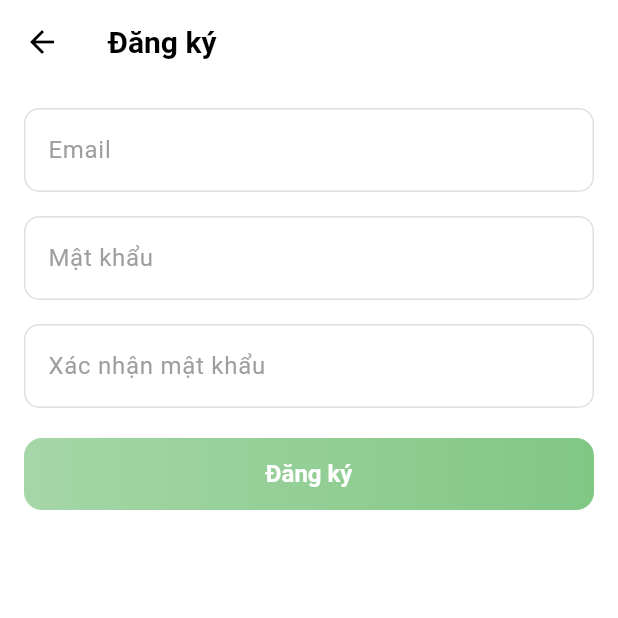
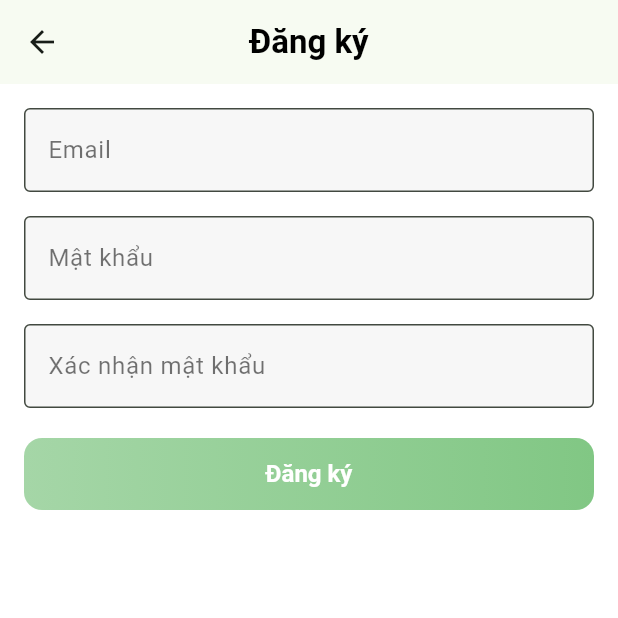
Before and after one commit to Duy1508/Android-app, a Flutter app: the screen it shows after launch, after a tap on "Đăng nhập", after a tap on "Đăng ký", on a phone screen of 412 x 824 dp, the top half of it. Run offline on Flutter 3.47's test engine with Material 3 defaults, Android fonts, the phone set to English and light mode, and no system bars; our stand-ins replace cloud_firestore, firebase_auth, firebase_core, firebase_storage, image_picker; accounts and stored records are empty; network calls fail; Roboto replaces fonts that are missing (Arial).

Commit message:
Theme update 11/12

```diff
--- a/lib/main.dart
+++ b/lib/main.dart
@@ -1,13 +1,19 @@
 import 'package:firebase_core/firebase_core.dart';
 import 'package:flutter/material.dart';
+import 'package:flutter/services.dart';
 import 'screens/welcome_screen.dart';
 import 'firebase_options.dart';
 
 Future<void> main() async {
   WidgetsFlutterBinding.ensureInitialized();
+
+  // Hiển thị sát mép màn hình, tránh khoảng trắng ở status bar trên các máy có notch
+  SystemChrome.setEnabledSystemUIMode(SystemUiMode.edgeToEdge);
+
   await Firebase.initializeApp(
     options: DefaultFirebaseOptions.currentPlatform,
   );
+
   runApp(const MyApp());
 }
 
@@ -18,132 +24,95 @@ class MyApp extends StatelessWidget {
   Widget build(BuildContext context) {
     return MaterialApp(
       title: 'Mạng Xã Hội',
-      theme: ThemeData(
-        brightness: Brightness.light,
-        scaffoldBackgroundColor: Colors.white,
-        fontFamily: 'Arial',
-        colorScheme: ColorScheme.light(
-          background: Colors.white,
-          primary: Color(0xFF81C784),
-          secondary: Color(0xFF4DD0E1),
-          onPrimary: Colors.black,
-        ),
-        textTheme: const TextTheme(
-          titleLarge: TextStyle(
-            color: Colors.black,
-            fontWeight: FontWeight.bold,
-            fontSize: 20,
-          ),
-          bodyLarge: TextStyle(color: Colors.black),
-        ),
-        inputDecorationTheme: InputDecorationTheme(
-          filled: true,
-          fillColor: Colors.white,
-          border: OutlineInputBorder(
-            borderSide: BorderSide(color: Color(0xFFE0E0E0)),
-            borderRadius: BorderRadius.all(Radius.circular(10)),
-          ),
-          enabledBorder: OutlineInputBorder(
-            borderSide: BorderSide(color: Color(0xFFE0E0E0)),
-            borderRadius: BorderRadius.all(Radius.circular(10)),
-          ),
-          focusedBorder: OutlineInputBorder(
-            borderSide: BorderSide(color: Color(0xFF81C784)),
-            borderRadius: BorderRadius.all(Radius.circular(10)),
-          ),
-          hintStyle: TextStyle(color: Color(0xFF9E9E9E)),
-          labelStyle: TextStyle(color: Color(0xFF9E9E9E)),
-        ),
-        textButtonTheme: TextButtonThemeData(
-          style: TextButton.styleFrom(
-            foregroundColor: Color(0xFF4DD0E1), // Link chính
-            textStyle: const TextStyle(fontWeight: FontWeight.normal),
-          ),
-        ),
-        elevatedButtonTheme: ElevatedButtonThemeData(
-          style: ButtonStyle(
-            padding: MaterialStateProperty.all(
-                const EdgeInsets.symmetric(vertical: 14, horizontal: 28)),
-            textStyle: MaterialStateProperty.all(
-              const TextStyle(fontSize: 16, fontWeight: FontWeight.bold),
-            ),
-            shape: MaterialStateProperty.all(
-              RoundedRectangleBorder(borderRadius: BorderRadius.circular(12)),
-            ),
-            foregroundColor: MaterialStateProperty.all(Colors.white),
-            backgroundColor: MaterialStateProperty.all(
-              const Color(0xFF81C784),
-            ),
-            overlayColor: MaterialStateProperty.all(
-              const Color(0xFFA5D6A7),
-            ),
-          ),
-        ),
-      ),
-      darkTheme: ThemeData(
-        brightness: Brightness.dark,
-        scaffoldBackgroundColor: Colors.black,
-        fontFamily: 'Arial',
-        colorScheme: ColorScheme.dark(
-          background: Colors.black,
-          primary: Color(0xFF81C784),
-          secondary: Color(0xFF4DD0E1),
-          onPrimary: Colors.white,
-        ),
-        textTheme: const TextTheme(
-          titleLarge: TextStyle(
-            color: Colors.white,
-            fontWeight: FontWeight.bold,
-            fontSize: 20,
-          ),
-          bodyLarge: TextStyle(color: Colors.white),
-        ),
-        inputDecorationTheme: InputDecorationTheme(
-          filled: true,
-          fillColor: Color(0xFF262626),
-          border: OutlineInputBorder(
-            borderSide: BorderSide(color: Color(0xFFE0E0E0)),
-            borderRadius: BorderRadius.all(Radius.circular(10)),
-          ),
-          enabledBorder: OutlineInputBorder(
-            borderSide: BorderSide(color: Color(0xFFE0E0E0)),
-            borderRadius: BorderRadius.all(Radius.circular(10)),
-          ),
-          focusedBorder: OutlineInputBorder(
-            borderSide: BorderSide(color: Color(0xFF81C784)),
-            borderRadius: BorderRadius.all(Radius.circular(10)),
-          ),
-          hintStyle: TextStyle(color: Color(0xFF9E9E9E)),
-          labelStyle: TextStyle(color: Color(0xFF9E9E9E)),
-        ),
-        textButtonTheme: TextButtonThemeData(
-          style: TextButton.styleFrom(
-            foregroundColor: Color(0xFF4DD0E1), // Link chính
-            textStyle: const TextStyle(fontWeight: FontWeight.normal),
-          ),
-        ),
-        elevatedButtonTheme: ElevatedButtonThemeData(
-          style: ButtonStyle(
-            padding: MaterialStateProperty.all(
-                const EdgeInsets.symmetric(vertical: 14, horizontal: 28)),
-            textStyle: MaterialStateProperty.all(
-              const TextStyle(fontSize: 16, fontWeight: FontWeight.bold),
-            ),
-            shape: MaterialStateProperty.all(
-              RoundedRectangleBorder(borderRadius: BorderRadius.circular(12)),
-            ),
-            foregroundColor: MaterialStateProperty.all(Colors.white),
-            backgroundColor: MaterialStateProperty.all(
-              const Color(0xFF81C784),
-            ),
-            overlayColor: MaterialStateProperty.all(
-              const Color(0xFFA5D6A7),
-            ),
-          ),
-        ),
-      ),
+      debugShowCheckedModeBanner: false,
       themeMode: ThemeMode.system,
+      theme: _lightTheme,
+      darkTheme: _darkTheme,
       home: const WelcomeScreen(),
     );
   }
 }
+
+// ------------------ LIGHT THEME ------------------
+final ThemeData _lightTheme = ThemeData(
+  brightness: Brightness.light,
+  useMaterial3: true,
+  visualDensity: VisualDensity.adaptivePlatformDensity,
+  fontFamily: 'Arial',
+  colorScheme: ColorScheme.fromSeed(
+    seedColor: const Color(0xFF81C784),
+    brightness: Brightness.light,
+  ).copyWith(
+    secondary: const Color(0xFF4DD0E1),
+  ),
+  scaffoldBackgroundColor: Colors.white,
+  appBarTheme: const AppBarTheme(
+    elevation: 0,
+    centerTitle: true,
+  ),
+  inputDecorationTheme: InputDecorationTheme(
+    filled: true,
+    fillColor: const Color(0xFFF7F7F7),
+    border: const OutlineInputBorder(
+      borderRadius: BorderRadius.all(Radius.circular(10)),
+    ),
+    hintStyle: TextStyle(color: Colors.black.withOpacity(0.45)),
+    labelStyle: TextStyle(color: Colors.black.withOpacity(0.55)),
+  ),
+  textButtonTheme: TextButtonThemeData(
+    style: TextButton.styleFrom(
+      foregroundColor: const Color(0xFF4DD0E1),
+    ),
+  ),
+  elevatedButtonTheme: ElevatedButtonThemeData(
+    style: ElevatedButton.styleFrom(
+      padding: const EdgeInsets.symmetric(vertical: 14, horizontal: 28),
+      textStyle: const TextStyle(fontSize: 16, fontWeight: FontWeight.bold),
+      shape: RoundedRectangleBorder(borderRadius: BorderRadius.circular(12)),
+      foregroundColor: Colors.white,
+      backgroundColor: const Color(0xFF81C784),
+    ),
+  ),
+);
+
+// ------------------ DARK THEME ------------------
+final ThemeData _darkTheme = ThemeData(
+  brightness: Brightness.dark,
+  useMaterial3: true,
+  visualDensity: VisualDensity.adaptivePlatformDensity,
+  fontFamily: 'Arial',
+  colorScheme: ColorScheme.fromSeed(
+    seedColor: const Color(0xFF81C784),
+    brightness: Brightness.dark,
+  ).copyWith(
+    secondary: const Color(0xFF4DD0E1),
+  ),
+  scaffoldBackgroundColor: const Color(0xFF121212),
+  appBarTheme: const AppBarTheme(
+    elevation: 0,
+    centerTitle: true,
+  ),
+  inputDecorationTheme: InputDecorationTheme(
+    filled: true,
+    fillColor: const Color(0xFF1E1E1E),
+    border: const OutlineInputBorder(
+      borderRadius: BorderRadius.all(Radius.circular(10)),
+    ),
+    hintStyle: TextStyle(color: Colors.white.withOpacity(0.55)),
+    labelStyle: TextStyle(color: Colors.white.withOpacity(0.65)),
+  ),
+  textButtonTheme: TextButtonThemeData(
+    style: TextButton.styleFrom(
+      foregroundColor: const Color(0xFF4DD0E1),
+    ),
+  ),
+  elevatedButtonTheme: ElevatedButtonThemeData(
+    style: ElevatedButton.styleFrom(
+      padding: const EdgeInsets.symmetric(vertical: 14, horizontal: 28),
+      textStyle: const TextStyle(fontSize: 16, fontWeight: FontWeight.bold),
+      shape: RoundedRectangleBorder(borderRadius: BorderRadius.circular(12)),
+      foregroundColor: Colors.white,
+      backgroundColor: const Color(0xFF81C784),
+    ),
+  ),
+);
--- a/lib/screens/welcome_screen.dart
+++ b/lib/screens/welcome_screen.dart
@@ -34,8 +34,11 @@ class _WelcomeScreenState extends State<WelcomeScreen> {
 
   @override
   Widget build(BuildContext context) {
+    final colorScheme = Theme.of(context).colorScheme;
+    final isDark = Theme.of(context).brightness == Brightness.dark;
+
     return Scaffold(
-      backgroundColor: Colors.white,
+      backgroundColor: colorScheme.background, // ✅ dùng màu nền theo theme
       body: SafeArea(
         child: Padding(
           padding: const EdgeInsets.symmetric(horizontal: 32),
@@ -45,9 +48,13 @@ class _WelcomeScreenState extends State<WelcomeScreen> {
                 child: Column(
                   mainAxisAlignment: MainAxisAlignment.center,
                   children: [
-                    const Text(
+                    Text(
                       'Chào mừng đến Mạng Xã Hội',
-                      style: TextStyle(fontSize: 24, fontWeight: FontWeight.bold),
+                      style: Theme.of(context).textTheme.titleLarge?.copyWith(
+                        fontSize: 24,
+                        fontWeight: FontWeight.bold,
+                        color: colorScheme.onBackground,
+                      ),
                       textAlign: TextAlign.center,
                     ),
                     const SizedBox(height: 32),
@@ -55,13 +62,12 @@ class _WelcomeScreenState extends State<WelcomeScreen> {
                       controller: _usernameController,
                       decoration: InputDecoration(
                         labelText: 'Email hoặc tên đăng nhập',
+                        filled: true,
+                        fillColor: Theme.of(context).inputDecorationTheme.fillColor ??
+                            (isDark ? const Color(0xFF262626) : Colors.white),
                         border: OutlineInputBorder(
-                          borderSide: BorderSide(color: Color(0xFFE0E0E0)),
                           borderRadius: BorderRadius.circular(10),
                         ),
-                        hintStyle: const TextStyle(color: Color(0xFF9E9E9E)),
-                        filled: true,
-                        fillColor: Theme.of(context).brightness == Brightness.dark ? Color(0xFF262626) : Colors.white,
                       ),
                     ),
                     const SizedBox(height: 16),
@@ -70,13 +76,12 @@ class _WelcomeScreenState extends State<WelcomeScreen> {
                       obscureText: _obscurePassword,
                       decoration: InputDecoration(
                         labelText: 'Mật khẩu',
+                        filled: true,
+                        fillColor: Theme.of(context).inputDecorationTheme.fillColor ??
+                            (isDark ? const Color(0xFF262626) : Colors.white),
                         border: OutlineInputBorder(
-                          borderSide: BorderSide(color: Color(0xFFE0E0E0)),
                           borderRadius: BorderRadius.circular(10),
                         ),
-                        hintStyle: const TextStyle(color: Color(0xFF9E9E9E)),
-                        filled: true,
-                        fillColor: Theme.of(context).brightness == Brightness.dark ? Color(0xFF262626) : Colors.white,
                         suffixIcon: IconButton(
                           icon: Icon(
                             _obscurePassword ? Icons.visibility_off : Icons.visibility,
@@ -117,9 +122,12 @@ class _WelcomeScreenState extends State<WelcomeScreen> {
                     const SizedBox(height: 10),
                     TextButton(
                       onPressed: () {},
-                      child: const Text(
+                      child: Text(
                         'Quên mật khẩu?',
-                        style: TextStyle(color: Color(0xFFBDBDBD), fontWeight: FontWeight.w500),
+                        style: TextStyle(
+                          color: isDark ? Colors.grey[400] : const Color(0xFFBDBDBD),
+                          fontWeight: FontWeight.w500,
+                        ),
                       ),
                     ),
                   ],
--- a/lib/widgets/bottom_nav_bar.dart
+++ b/lib/widgets/bottom_nav_bar.dart
@@ -19,12 +19,14 @@ class BottomNavBar extends StatelessWidget {
     final notificationService = NotificationService();
     final firestore = FirebaseFirestore.instance;
 
+    final colorScheme = Theme.of(context).colorScheme;
+
     return BottomNavigationBar(
       type: BottomNavigationBarType.fixed,
       currentIndex: currentIndex,
-      selectedItemColor: Colors.black,
-      unselectedItemColor: Colors.grey,
-      backgroundColor: Colors.white,
+      selectedItemColor: colorScheme.primary, // ✅ màu theo theme
+      unselectedItemColor: colorScheme.onBackground.withOpacity(0.6), // ✅ màu chữ phụ
+      backgroundColor: colorScheme.background, // ✅ nền theo theme
       onTap: onTap,
       items: [
         const BottomNavigationBarItem(icon: Icon(Icons.home), label: 'Home'),
@@ -42,7 +44,10 @@ class BottomNavBar extends StatelessWidget {
                   final data = doc.data() as Map<String, dynamic>;
                   final lastSender = data['lastMessageSenderId'] as String?;
                   final readBy = (data['lastMessageReadBy'] as List?)?.cast<String>() ?? const [];
-                        if (lastSender != null && lastSender.isNotEmpty && lastSender != currentUser.uid && !readBy.contains(currentUser.uid)) {
+                  if (lastSender != null &&
+                      lastSender.isNotEmpty &&
+                      lastSender != currentUser.uid &&
+                      !readBy.contains(currentUser.uid)) {
                     unreadChats++;
                   }
                 }
@@ -94,9 +99,7 @@ class BottomNavBar extends StatelessWidget {
         BottomNavigationBarItem(
           icon: currentUser != null
               ? StreamBuilder<int>(
-                  stream: notificationService.getUnreadCountStream(
-                    currentUser.uid,
-                  ),
+            stream: notificationService.getUnreadCountStream(currentUser.uid),
             builder: (context, snapshot) {
               final unreadCount = snapshot.data ?? 0;
               return Stack(
```
Lines whose indentation alone changed are shown as unchanged.
